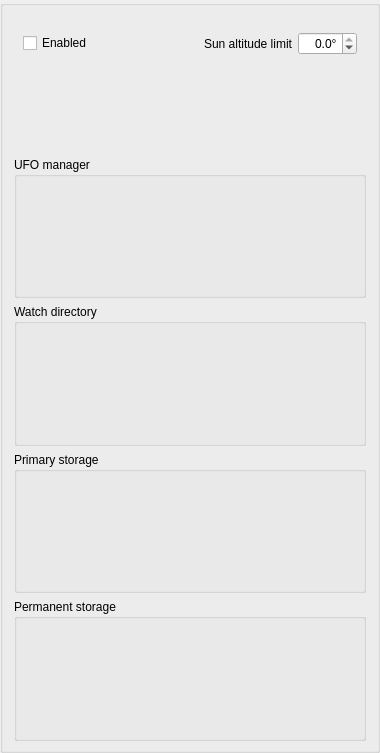
Old version of the form widgets/qcamera.ui in the repository AMOS-uniba/amos-client.
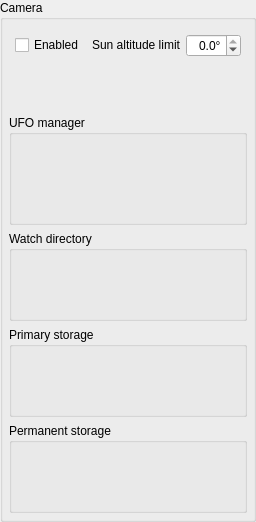
New version of the form. Custom widgets are drawn as their Qt base class.

What changed in the file:
```diff
--- a/widgets/qcamera.ui
+++ b/widgets/qcamera.ui
@@ -6,25 +6,31 @@
    <rect>
     <x>0</x>
     <y>0</y>
-    <width>380</width>
-    <height>753</height>
+    <width>252</width>
+    <height>522</height>
    </rect>
   </property>
-  <property name="minimumSize">
-   <size>
-    <width>0</width>
-    <height>0</height>
-   </size>
-  </property>
   <property name="windowTitle">
    <string>GroupBox</string>
   </property>
+  <property name="title">
+   <string>Camera</string>
+  </property>
   <layout class="QGridLayout" name="gridLayout">
+   <property name="leftMargin">
+    <number>6</number>
+   </property>
    <property name="topMargin">
-    <number>3</number>
+    <number>6</number>
+   </property>
+   <property name="rightMargin">
+    <number>6</number>
    </property>
    <property name="bottomMargin">
-    <number>9</number>
+    <number>6</number>
+   </property>
+   <property name="spacing">
+    <number>6</number>
    </property>
    <item row="4" column="0" colspan="2">
     <widget class="QStorageBox" name="storage_permanent">
@@ -67,18 +73,54 @@
    </item>
    <item row="0" column="0" colspan="2">
     <widget class="QFrame" name="frame">
-     <layout class="QGridLayout" name="gridLayout_2">
-      <item row="0" column="0">
+     <layout class="QVBoxLayout" name="verticalLayout">
+      <property name="leftMargin">
+       <number>3</number>
+      </property>
+      <property name="topMargin">
+       <number>3</number>
+      </property>
+      <property name="rightMargin">
+       <number>3</number>
+      </property>
+      <property name="bottomMargin">
+       <number>3</number>
+      </property>
+      <item>
+       <widget class="QWidget" name="widget" native="true">
+        <layout class="QHBoxLayout" name="horizontalLayout">
+         <property name="spacing">
+          <number>6</number>
+         </property>
+         <property name="leftMargin">
+          <number>3</number>
+         </property>
+         <property name="topMargin">
+          <number>3</number>
+         </property>
+         <property name="rightMargin">
+          <number>3</number>
+         </property>
+         <property name="bottomMargin">
+          <number>3</number>
+         </property>
+         <item>
        <widget class="QCheckBox" name="cb_enabled">
+           <property name="sizePolicy">
+            <sizepolicy hsizetype="Minimum" vsizetype="Maximum">
+             <horstretch>0</horstretch>
+             <verstretch>0</verstretch>
+            </sizepolicy>
+           </property>
         <property name="text">
          <string>Enabled</string>
         </property>
        </widget>
       </item>
-      <item row="0" column="1">
+         <item>
        <widget class="QLabel" name="lx_darkness_limit">
         <property name="sizePolicy">
-         <sizepolicy hsizetype="Preferred" vsizetype="Preferred">
+            <sizepolicy hsizetype="Preferred" vsizetype="Maximum">
           <horstretch>0</horstretch>
           <verstretch>0</verstretch>
          </sizepolicy>
@@ -92,12 +134,15 @@
         <property name="alignment">
          <set>Qt::AlignmentFlag::AlignRight|Qt::AlignmentFlag::AlignTrailing|Qt::AlignmentFlag::AlignVCenter</set>
         </property>
-       </widget>
-      </item>
-      <item row="0" column="2">
+           <property name="buddy">
+            <cstring>dsb_darkness_limit</cstring>
+           </property>
+          </widget>
+         </item>
+         <item>
        <widget class="QDoubleSpinBox" name="dsb_darkness_limit">
         <property name="sizePolicy">
-         <sizepolicy hsizetype="Maximum" vsizetype="Fixed">
+            <sizepolicy hsizetype="Maximum" vsizetype="Maximum">
           <horstretch>1</horstretch>
           <verstretch>0</verstretch>
          </sizepolicy>
@@ -128,7 +173,10 @@
         </property>
        </widget>
       </item>
-      <item row="1" column="0" colspan="3">
+        </layout>
+       </widget>
+      </item>
+      <item>
        <widget class="QDateTimeLine" name="sl_dome_open" native="true">
         <property name="sizePolicy">
          <sizepolicy hsizetype="Preferred" vsizetype="Fixed">
@@ -150,7 +198,7 @@
         </property>
        </widget>
       </item>
-      <item row="2" column="0" colspan="3">
+      <item>
        <widget class="QDateTimeLine" name="sl_dome_close" native="true">
         <property name="sizePolicy">
          <sizepolicy hsizetype="Preferred" vsizetype="Fixed">
```
Lines whose indentation alone changed are shown as unchanged.
